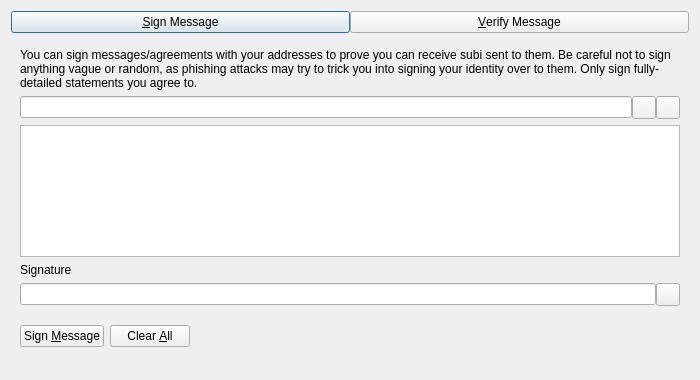
The window that src/qt/forms/signverifymessagedialog.ui (subinetwork/subi) describes before a commit, drawn with Qt 5.
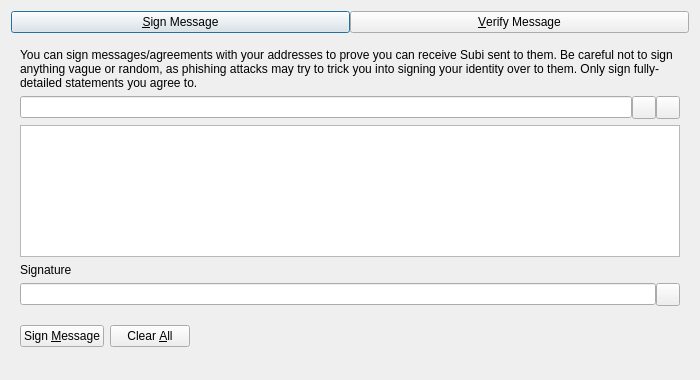
The same window after the commit. Custom widgets are drawn as their Qt base class.

```diff
--- a/src/qt/forms/signverifymessagedialog.ui
+++ b/src/qt/forms/signverifymessagedialog.ui
@@ -63,7 +63,7 @@
        <item>
         <widget class="QLabel" name="infoLabel_SM">
          <property name="text">
-          <string>You can sign messages/agreements with your addresses to prove you can receive subi sent to them. Be careful not to sign anything vague or random, as phishing attacks may try to trick you into signing your identity over to them. Only sign fully-detailed statements you agree to.</string>
+          <string>You can sign messages/agreements with your addresses to prove you can receive Subi sent to them. Be careful not to sign anything vague or random, as phishing attacks may try to trick you into signing your identity over to them. Only sign fully-detailed statements you agree to.</string>
          </property>
          <property name="textFormat">
           <enum>Qt::PlainText</enum>
```
Left out of the diff: 8 changed lines with no effect on the pictures.
